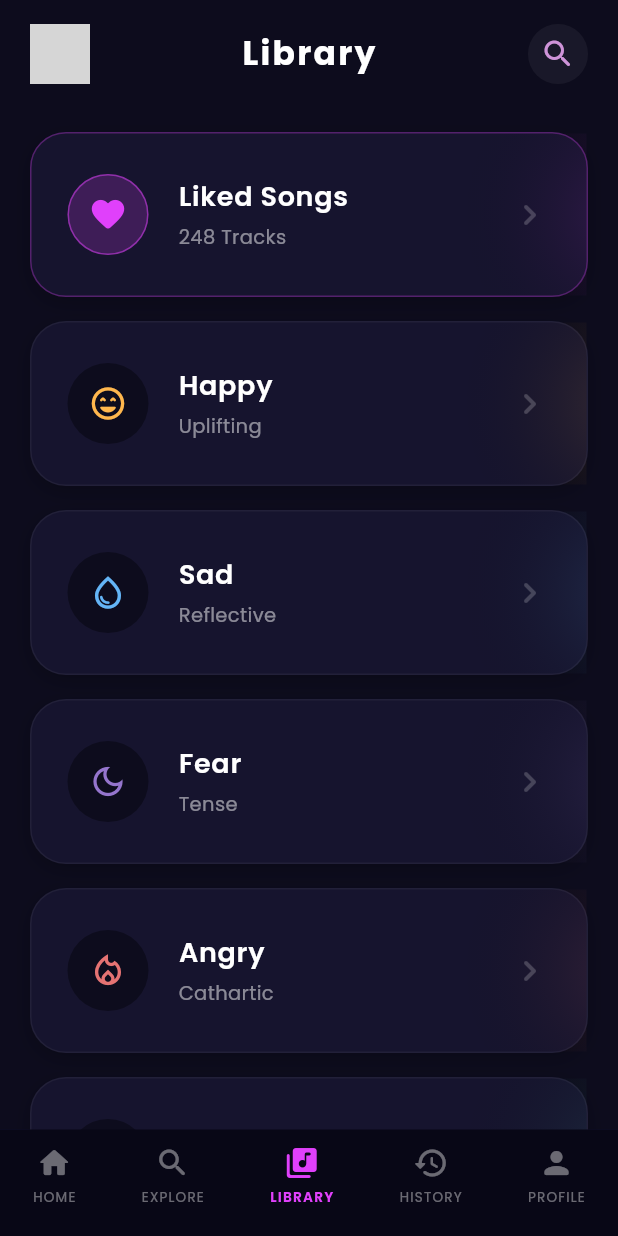
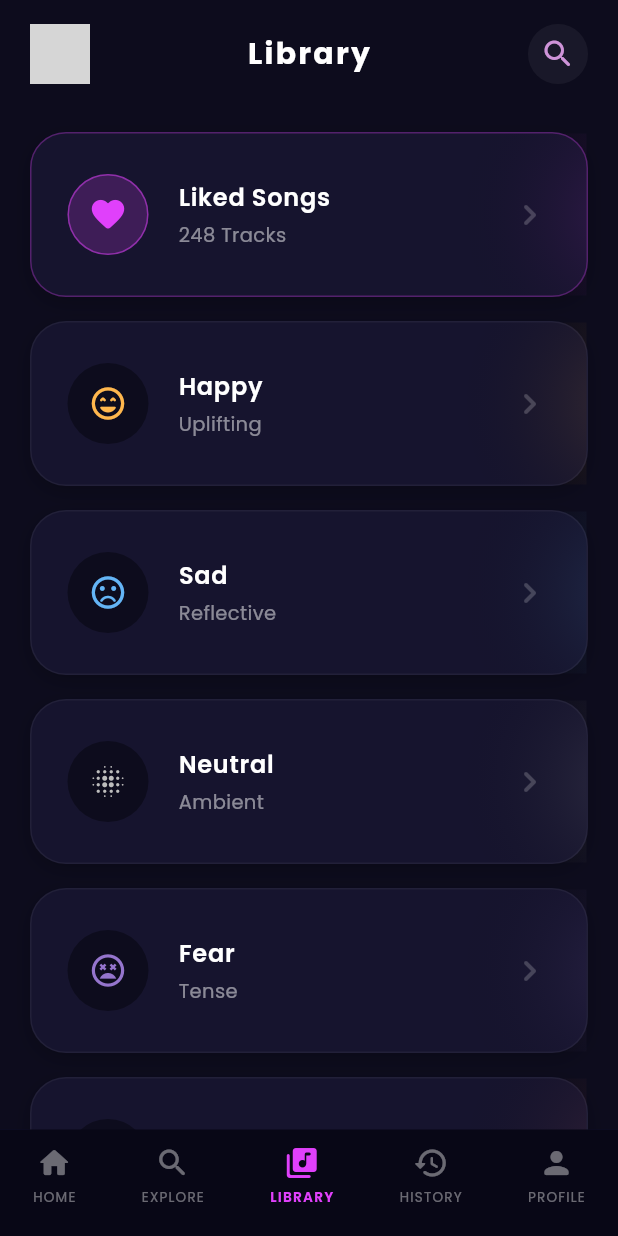
Before and after one commit to niruban-codes/Emora, a Flutter app: the LibraryScreen screen opened by its route, on a phone screen of 412 x 824 dp. Run offline on Flutter 3.47's test engine with Material 3 defaults, Android fonts, the phone set to English and light mode, and no system bars; our stand-ins replace cloud_firestore, firebase_auth, firebase_core, fl_chart, flutter_svg, go_router and 3 more; accounts and stored records are empty; network calls fail; grey boxes are pictures that could not be loaded.

Commit message:
Library Screen Changed According to the new theme

```diff
--- a/frontend/lib/screens/music/library_screen.dart
+++ b/frontend/lib/screens/music/library_screen.dart
@@ -26,13 +26,19 @@ class _LibraryScreenState extends State<LibraryScreen> {
     {
       'title': 'Sad',
       'subtitle': 'Reflective',
-      'icon': Icons.water_drop_outlined,
+      'icon': Icons.sentiment_dissatisfied_rounded,
       'baseColor': const Color(0xFF64B5F6),
+    },
+    {
+      'title': 'Neutral',
+      'subtitle': 'Ambient',
+      'icon': Icons.lens_blur_rounded,
+      'baseColor': Colors.grey.shade400,
     },
     {
       'title': 'Fear',
       'subtitle': 'Tense',
-      'icon': Icons.dark_mode_outlined,
+      'icon': Icons.sentiment_very_dissatisfied_outlined,
       'baseColor': const Color(0xFF9575CD),
     },
     {
@@ -46,12 +52,6 @@ class _LibraryScreenState extends State<LibraryScreen> {
       'subtitle': 'Ethereal',
       'icon': Icons.flare_rounded,
       'baseColor': const Color(0xFF4DB6AC),
-    },
-    {
-      'title': 'Neutral',
-      'subtitle': 'Ambient',
-      'icon': Icons.lens_blur_rounded,
-      'baseColor': Colors.grey.shade400,
     },
   ];
 
@@ -75,7 +75,7 @@ class _LibraryScreenState extends State<LibraryScreen> {
                 mainAxisAlignment: MainAxisAlignment.spaceBetween,
                 children: [
                   GestureDetector(
-                    onTap: () => context.push('/profile'),
+                    onTap: () => context.go('/profile'),
                     child: Container(
                       width: 40,
                       height: 40,
@@ -98,7 +98,7 @@ class _LibraryScreenState extends State<LibraryScreen> {
                     'Library',
                     style: GoogleFonts.poppins(
                       color: Colors.white,
-                      fontSize: 22,
+                      fontSize: 20,
                       fontWeight: FontWeight.w700,
                       letterSpacing: 1.5,
                     ),
@@ -230,7 +230,7 @@ class _LibraryScreenState extends State<LibraryScreen> {
                         title,
                         style: GoogleFonts.poppins(
                           color: Colors.white,
-                          fontSize: 18,
+                          fontSize: 16,
                           fontWeight: FontWeight.w600,
                           letterSpacing: 0.5,
                         ),
```
